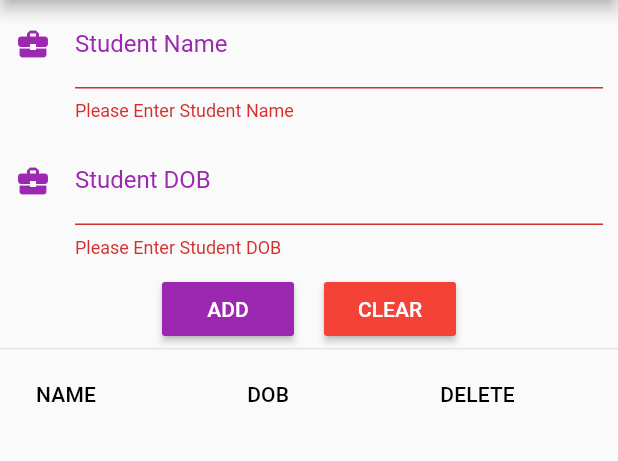
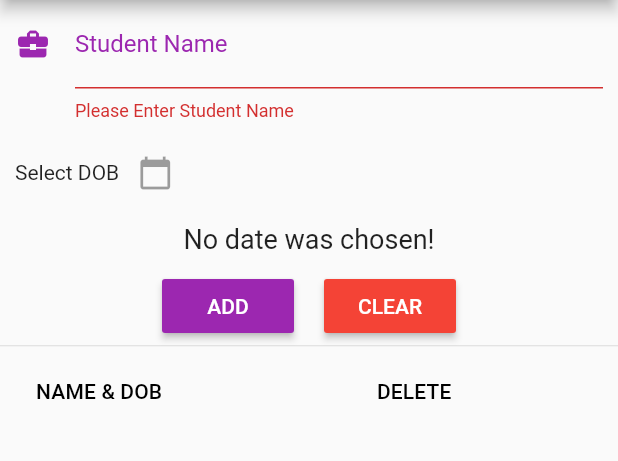
Before and after one commit to Shameem-ahsan/CRES, a Flutter app: the HomeScreen screen opened by its route, after a tap on "ADD", on a phone screen of 412 x 824 dp, the part 84-545 px from its top. Run offline on Flutter 3.47's test engine with Material 2 defaults, Android fonts, the phone set to English and light mode, and no system bars; our stand-ins replace sqflite; accounts and stored records are empty.

Commit message:
finish task

```diff
--- a/lib/home/db_helper.dart
+++ b/lib/database/db_helper.dart
@@ -2,7 +2,7 @@ import 'package:sqflite/sqflite.dart';
 import 'dart:io' as io;
 import 'package:path/path.dart';
 import 'package:path_provider/path_provider.dart';
-import 'package:xgensys_machine_test/home/student_model.dart';
+import 'package:xgensys_machine_test/home/model/student_model.dart';
 
 class DBHelper {
   static Database _db;
--- a/lib/home/home_screen.dart
+++ b/lib/home/home_screen.dart
@@ -1,6 +1,7 @@
 import 'package:flutter/material.dart';
-import 'package:xgensys_machine_test/home/db_helper.dart';
-import 'package:xgensys_machine_test/home/student_model.dart';
+import 'package:intl/intl.dart';
+import 'package:xgensys_machine_test/database/db_helper.dart';
+import 'package:xgensys_machine_test/home/model/student_model.dart';
 
 class HomeScreen extends StatefulWidget {
   @override
@@ -11,12 +12,11 @@ class _HomeScreenState extends State<HomeScreen> {
   final GlobalKey<FormState> _formStateKey = GlobalKey<FormState>();
   Future<List<Student>> students;
   String _studentName;
-  String _studentDOB;
   bool isUpdate = false;
   int studentIdForUpdate;
   DBHelper dbHelper;
   final _studentNameController = TextEditingController();
-  final _studentDobController = TextEditingController();
+  DateTime _selectedDate;
 
   @override
   void initState() {
@@ -77,38 +77,25 @@ class _HomeScreenState extends State<HomeScreen> {
                         )),
                   ),
                 ),
+                Padding(padding: EdgeInsets.only(left: 10, right: 10, bottom: 10),
+                    child: InkWell(
+                      onTap: () => _pickDateDialog(),
+                      child: Row(
+                        children: [
+                          Text("Select DOB"),
+                          IconButton(
+                            icon: Icon(Icons.calendar_today),),
+                        ],
+                      ),
+                    )
+                ),
                 Padding(
                   padding: EdgeInsets.only(left: 10, right: 10, bottom: 10),
-                  child: TextFormField(
-                    validator: (value) {
-                      if (value.isEmpty) {
-                        return 'Please Enter Student DOB';
-                      }
-                      if (value.trim() == "")
-                        return "Only Space is Not Valid!!!";
-                      return null;
-                    },
-                    onSaved: (value) {
-                      _studentDOB = value;
-                    },
-                    controller: _studentDobController,
-                    decoration: InputDecoration(
-                        focusedBorder: new UnderlineInputBorder(
-                            borderSide: new BorderSide(
-                                color: Colors.purple,
-                                width: 2,
-                                style: BorderStyle.solid)),
-                        // hintText: "Student Name",
-                        labelText: "Student DOB",
-                        icon: Icon(
-                          Icons.business_center,
-                          color: Colors.purple,
-                        ),
-                        fillColor: Colors.white,
-                        labelStyle: TextStyle(
-                          color: Colors.purple,
-                        )),
-                  ),
+                  child:
+                  Text(_selectedDate == null //ternary expression to check if date is null
+                      ? 'No date was chosen!'
+                      : 'Picked Date: ${DateFormat.yMMMd().format(_selectedDate)}',
+                    style: TextStyle(fontSize: 18), textAlign: TextAlign.start,),
                 )
               ],
             ),
@@ -127,7 +114,7 @@ class _HomeScreenState extends State<HomeScreen> {
                     if (_formStateKey.currentState.validate()) {
                       _formStateKey.currentState.save();
                       dbHelper
-                          .update(Student(studentIdForUpdate, _studentName,_studentDOB))
+                          .update(Student(studentIdForUpdate, _studentName, DateFormat.yMMMd().format(_selectedDate)))
                           .then((data) {
                         setState(() {
                           isUpdate = false;
@@ -137,11 +124,12 @@ class _HomeScreenState extends State<HomeScreen> {
                   } else {
                     if (_formStateKey.currentState.validate()) {
                       _formStateKey.currentState.save();
-                      dbHelper.add(Student(null, _studentName,_studentDOB));
+                      dbHelper.add(Student(null, _studentName, DateFormat.yMMMd().format(_selectedDate)));
                     }
                   }
                   _studentNameController.text = '';
-                  _studentDobController.text = '';
+                  _selectedDate = null;
+                  //_studentDobController.text = '';
                   refreshStudentList();
                 },
               ),
@@ -156,7 +144,8 @@ class _HomeScreenState extends State<HomeScreen> {
                 ),
                 onPressed: () {
                   _studentNameController.text = '';
-                  _studentDobController.text = '';
+                  _selectedDate = null;
+                  //_studentDobController.text = '';
                   setState(() {
                     isUpdate = false;
                     studentIdForUpdate = null;
@@ -191,37 +180,35 @@ class _HomeScreenState extends State<HomeScreen> {
     return SingleChildScrollView(
       scrollDirection: Axis.vertical,
       child: SizedBox(
-        width: MediaQuery.of(context).size.width,
+        width: MediaQuery
+            .of(context)
+            .size
+            .width,
         child: DataTable(
           columns: [
             DataColumn(
-              label: Text('NAME'),
-            ),
-            DataColumn(
-              label: Text('DOB'),
+              label: Text('NAME & DOB'),
             ),
             DataColumn(
               label: Text('DELETE'),
-            )
+            ),
           ],
           rows: students
               .map(
-                (student) => DataRow(
+                (student) =>
+                DataRow(
                   cells: [
-                DataCell(
-                  Text(student.name),
-                  onTap: () {
+                    DataCell(Text('${student.name} - ${student.dob}'),
+                        onTap: ()  {
                         setState(() {
                         isUpdate = true;
                         studentIdForUpdate = student.id;
                         });
                         _studentNameController.text = student.name;
-                    _studentDobController.text = student.dob;
-                  },
+                        _selectedDate=student.name as DateTime;
+                    }
                     ),
-                DataCell(
-                  Text(student.dob),
-                ),
+                    //DataCell(Text(student.dob)),
                     DataCell(
                       IconButton(
                         icon: Icon(Icons.delete),
@@ -230,7 +217,8 @@ class _HomeScreenState extends State<HomeScreen> {
                           refreshStudentList();
                         },
                       ),
-                )
+                    ),
+
                   ],
                 ),
           )
@@ -239,4 +227,30 @@ class _HomeScreenState extends State<HomeScreen> {
       ),
     );
   }
+
+
+  //Method for showing the date picker
+  void _pickDateDialog() {
+    showDatePicker(
+        context: context,
+        initialDate: DateTime.now(),
+        //which date will display when user open the picker
+        firstDate: DateTime(1950),
+        //what will be the previous supported year in picker
+        lastDate: DateTime
+            .now()) //what will be the up to supported date in picker
+        .then((pickedDate) {
+      //then usually do the future job
+      if (pickedDate == null) {
+        //if user tap cancel then this function will stop
+        return;
       }
+      setState(() {
+        //for rebuilding the ui
+        _selectedDate = pickedDate;
+      });
+    });
+  }
+
+
+}
--- a/lib/login/login_screen.dart
+++ b/lib/login/login_screen.dart
@@ -62,8 +62,8 @@ class _LoginScreenState extends State<LoginScreen> {
                       color: Colors.blue,
                       child: Text('Login'),
                       onPressed: () {
-                        print(nameController.text);
-                        print(passwordController.text);
+                        // print(nameController.text);
+                        // print(passwordController.text);
                         perform_login();
                       },
                     )),
@@ -77,7 +77,7 @@ class _LoginScreenState extends State<LoginScreen> {
     }
     else{
       Alert.showSimpleAlert(context,
-          title: 'Error',
+          title: 'Login Failed',
           message: "Invalid User Credentials",
           buttonTitle: 'Okay',
           onPressed: () =>  Navigator.pop(context));
--- a/pubspec.yaml
+++ b/pubspec.yaml
@@ -36,7 +36,7 @@ dependencies:
   cupertino_icons: ^1.0.2
   sqflite: ^1.1.6+4
   path_provider: ^1.3.0
-
+  intl: ^0.17.0
 dev_dependencies:
   flutter_test:
     sdk: flutter
```
Also changed, not shown: lib/home/model/student_model.dart (renamed from lib/home/student_model.dart), pubspec.lock. Lines whose indentation alone changed are shown as unchanged.
